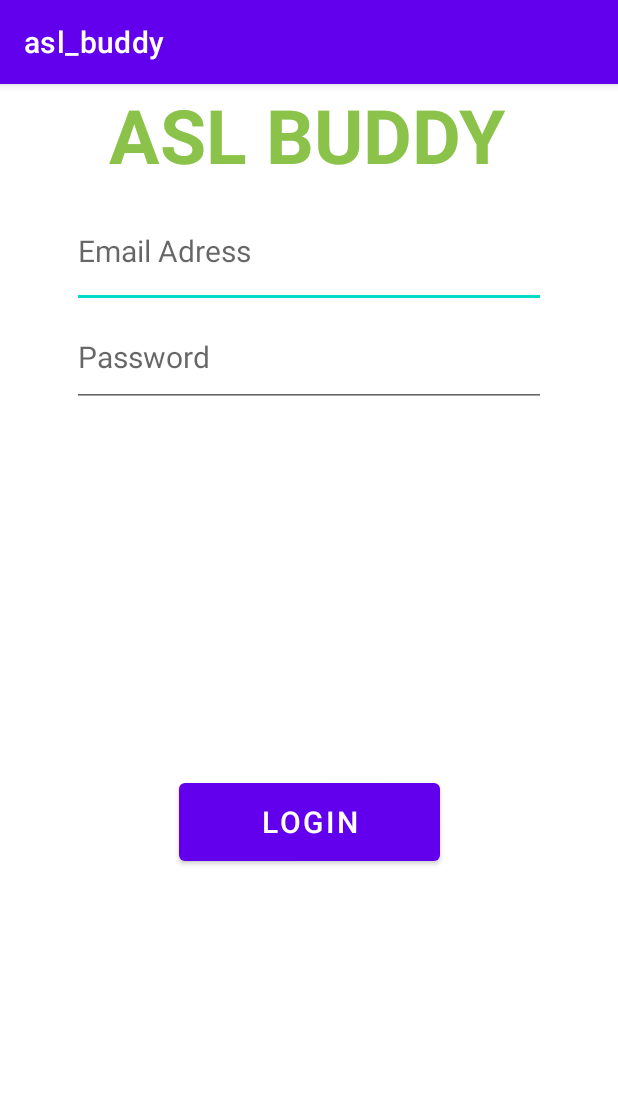
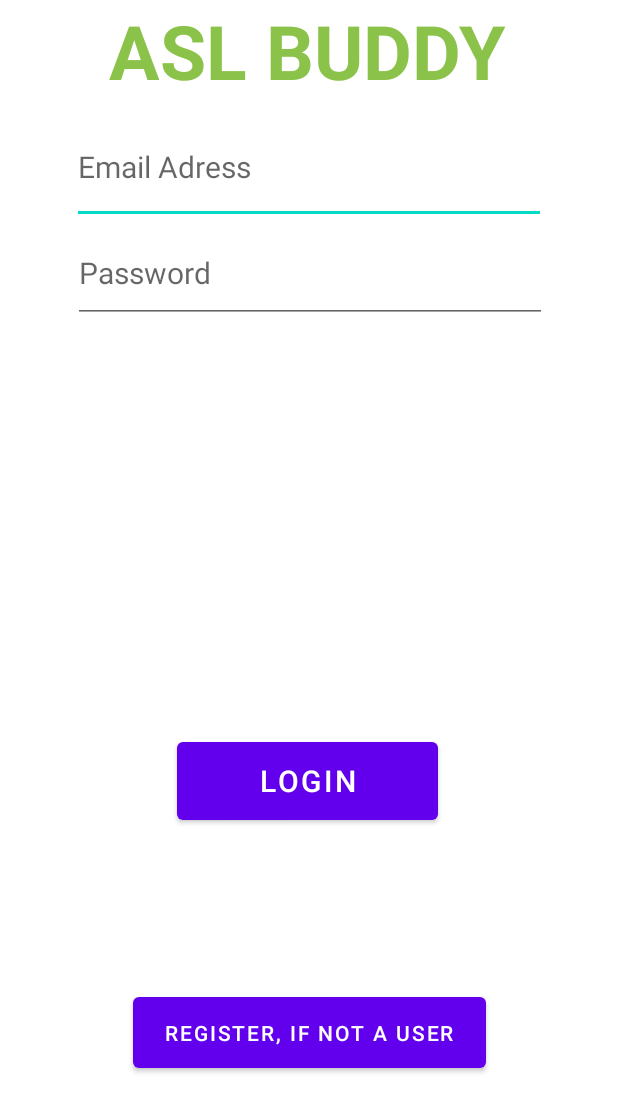
Before and after one commit to shreya-CSE/asl_buddy, an Android app: the login_page screen opened directly, with no data from a screen before it, on a phone screen of 412 x 824 dp. Shown: the top 1112 px of the screen. Run offline under Robolectric (Android 15) with nearby library versions, the light colour scheme and no system bars; our stand-ins replace Firebase (no records; nobody signed in at launch, a user with empty details on screens opened directly).

Commit message:
asl_buddy

```diff
--- a/app/build.gradle
+++ b/app/build.gradle
@@ -1,5 +1,6 @@
 plugins {
     id 'com.android.application'
+    id 'com.google.gms.google-services'
 }
 
 android {
@@ -32,6 +33,8 @@ dependencies {
     implementation 'androidx.appcompat:appcompat:1.4.1'
     implementation 'com.google.android.material:material:1.5.0'
     implementation 'androidx.constraintlayout:constraintlayout:2.1.3'
+    implementation 'com.google.firebase:firebase-auth:19.2.0'
+    implementation 'com.google.firebase:firebase-database:20.0.4'
     testImplementation 'junit:junit:4.13.2'
     androidTestImplementation 'androidx.test.ext:junit:1.1.3'
     androidTestImplementation 'androidx.test.espresso:espresso-core:3.4.0'
--- a/app/src/main/java/com/example/asl_buddy/login_page.java
+++ b/app/src/main/java/com/example/asl_buddy/login_page.java
@@ -1,14 +1,98 @@
 package com.example.asl_buddy;
 
+import androidx.annotation.NonNull;
 import androidx.appcompat.app.AppCompatActivity;
 
+import android.content.Intent;
 import android.os.Bundle;
+import android.util.Patterns;
+import android.view.View;
+import android.widget.Button;
+import android.widget.EditText;
+import android.widget.Toast;
+
+import com.google.android.gms.tasks.OnCompleteListener;
+import com.google.android.gms.tasks.Task;
+import com.google.firebase.auth.AuthResult;
+import com.google.firebase.auth.FirebaseAuth;
 
 public class login_page extends AppCompatActivity {
+    Button regis;
+    private Button signIn;
+    private EditText editTextEmail,editTextPassword;
+    private FirebaseAuth mAuth;
 
     @Override
     protected void onCreate(Bundle savedInstanceState) {
         super.onCreate(savedInstanceState);
         setContentView(R.layout.activity_login_page);
+
+        regis = findViewById(R.id.button6);
+        regis.setOnClickListener(new View.OnClickListener()
+        {
+            @Override
+            public void onClick(View v)
+            {
+                Intent regis_intent=new Intent(getApplicationContext(),sign_up.class);
+                startActivity(regis_intent);
+            }
+
+        }
+        );
+
+        mAuth=FirebaseAuth.getInstance();
+        signIn=findViewById(R.id.button4);
+        editTextEmail=(EditText) findViewById(R.id.editTextTextEmailAddress);
+        editTextPassword=(EditText) findViewById(R.id.editTextTextPassword);
+        signIn.setOnClickListener(new View.OnClickListener() {
+            @Override
+            public void onClick(View view) {
+                userLogin();
+
+            }
+        });
+
     }
+
+    private void userLogin()
+    {
+        String email=editTextEmail.getText().toString().trim();
+        String password=editTextPassword.getText().toString().trim();
+
+        if(email.isEmpty())
+        {
+            editTextEmail.setError("Email is Required");
+            editTextEmail.requestFocus();
+            return;
+        }
+        if(!Patterns.EMAIL_ADDRESS.matcher(email).matches())
+        {
+            editTextEmail.setError("Not Valid Email");
+            editTextEmail.requestFocus();
+            return;
+        }
+        if(password.isEmpty())
+        {
+            editTextPassword.setError("Password is Required");
+            editTextPassword.requestFocus();
+            return;
+        }
+
+        mAuth.signInWithEmailAndPassword(email,password).addOnCompleteListener(new OnCompleteListener<AuthResult>() {
+            @Override
+            public void onComplete(@NonNull Task<AuthResult> task) {
+                if(task.isSuccessful())
+                {
+                    startActivity(new Intent(login_page.this,home_page.class));
+                }
+                else
+                {
+                    Toast.makeText(login_page.this,"Login failed, Check creds!",Toast.LENGTH_LONG).show();
+                }
+
+            }
+        });
+
+    }
+
 }
--- a/app/src/main/res/layout/activity_login_page.xml
+++ b/app/src/main/res/layout/activity_login_page.xml
@@ -39,7 +39,7 @@
         android:inputType="textPassword"
         android:textSize="20dp"
         app:layout_constraintEnd_toEndOf="parent"
-        app:layout_constraintHorizontal_bias="0.497"
+        app:layout_constraintHorizontal_bias="0.505"
         app:layout_constraintStart_toStartOf="parent"
         app:layout_constraintTop_toBottomOf="@+id/editTextTextEmailAddress" />
 
@@ -51,6 +51,19 @@
         android:textSize="20dp"
         app:layout_constraintBottom_toBottomOf="parent"
         app:layout_constraintEnd_toEndOf="parent"
+        app:layout_constraintHorizontal_bias="0.497"
         app:layout_constraintStart_toStartOf="parent"
-        app:layout_constraintTop_toBottomOf="@+id/editTextTextPassword" />
+        app:layout_constraintTop_toBottomOf="@+id/editTextTextPassword"
+        app:layout_constraintVertical_bias="0.502" />
+
+    <Button
+        android:id="@+id/button6"
+        android:layout_width="235dp"
+        android:layout_height="59dp"
+        android:text="Register, If not a USer"
+        app:layout_constraintBottom_toBottomOf="parent"
+        app:layout_constraintEnd_toEndOf="parent"
+        app:layout_constraintStart_toStartOf="parent"
+        app:layout_constraintTop_toBottomOf="@+id/button4" />
+
 </androidx.constraintlayout.widget.ConstraintLayout>
--- a/app/src/main/res/values/themes.xml
+++ b/app/src/main/res/values/themes.xml
@@ -1,6 +1,6 @@
 <resources xmlns:tools="http://schemas.android.com/tools">
     <!-- Base application theme. -->
-    <style name="Theme.Asl_buddy" parent="Theme.MaterialComponents.DayNight.DarkActionBar">
+    <style name="Theme.Asl_buddy" parent="Theme.MaterialComponents.DayNight.NoActionBar">
         <!-- Primary brand color. -->
         <item name="colorPrimary">@color/purple_500</item>
         <item name="colorPrimaryVariant">@color/purple_700</item>
@@ -13,4 +13,5 @@
         <item name="android:statusBarColor" tools:targetApi="l">?attr/colorPrimaryVariant</item>
         <!-- Customize your theme here. -->
     </style>
+
 </resources>
--- a/build.gradle
+++ b/build.gradle
@@ -1,4 +1,8 @@
-// Top-level build file where you can add configuration options common to all sub-projects/modules.
+buildscript {
+    dependencies {
+        classpath 'com.google.gms:google-services:4.3.10'
+    }
+}// Top-level build file where you can add configuration options common to all sub-projects/modules.
 plugins {
     id 'com.android.application' version '7.1.2' apply false
     id 'com.android.library' version '7.1.2' apply false
```
Also changed, not shown: app/src/main/AndroidManifest.xml (+8 -0 lines), app/src/main/java/com/example/asl_buddy/MainActivity.java (+1 -12 lines), app/src/main/java/com/example/asl_buddy/User.java (added, +20 -0 lines), app/src/main/java/com/example/asl_buddy/home_page.java (+13 -0 lines), app/src/main/java/com/example/asl_buddy/intro_video.java (added, +24 -0 lines), app/src/main/java/com/example/asl_buddy/sign_up.java (+120 -0 lines), app/src/main/java/com/example/asl_buddy/vocab.java (added, +29 -0 lines), app/src/main/res/layout/activity_home_page.xml (+13 -0 lines), app/src/main/res/layout/activity_intro_video.xml (added, +20 -0 lines), app/src/main/res/layout/activity_main.xml (+0 -11 lines), app/src/main/res/layout/activity_sign_up.xml (+5 -6 lines), app/src/main/res/layout/activity_vocab.xml (added, +23 -0 lines), 1 other file.
